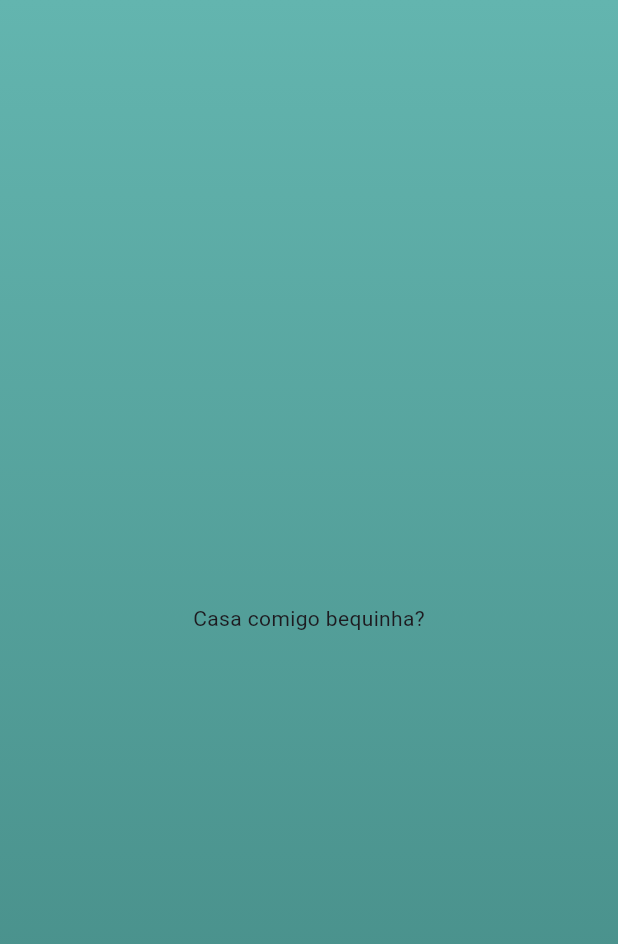
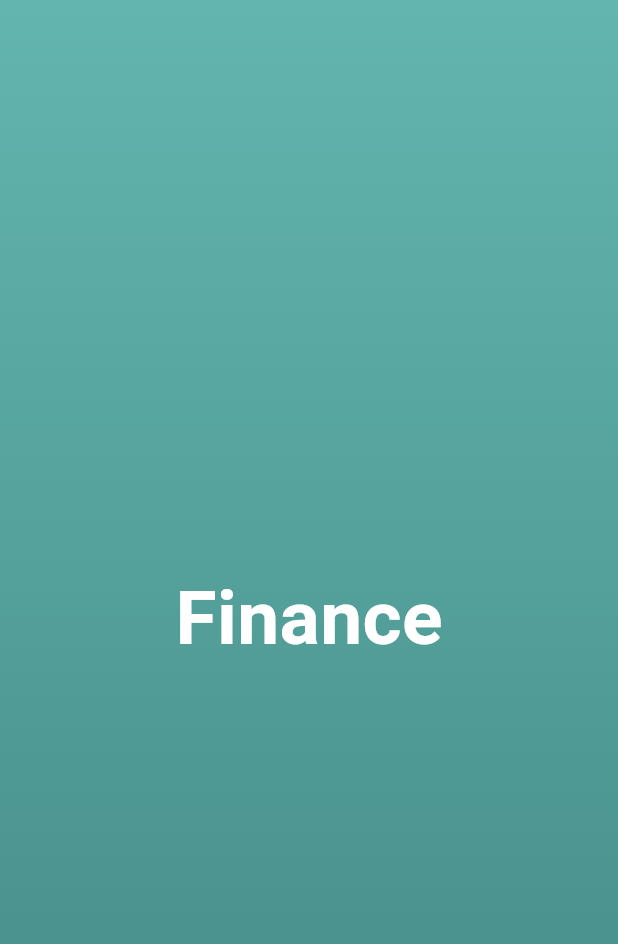
Before and after one commit to sales-gb/finance_app, a Flutter app: the screen it shows after launch, on a phone screen of 412 x 824 dp. Shown: the top 944 px of the screen. Run offline on Flutter 3.47's test engine with Material 3 defaults, Android fonts, the phone set to English and light mode, and no system bars.

Commit message:
finalizando splash page

```diff
--- a/lib/features/splash/splash_page.dart
+++ b/lib/features/splash/splash_page.dart
@@ -1,4 +1,5 @@
 import 'package:flutter/material.dart';
+import 'package:flutter/widgets.dart';
 
 class SplashPage extends StatelessWidget {
   const SplashPage({super.key});
@@ -17,7 +18,14 @@ class SplashPage extends StatelessWidget {
                 Color(0XFF438883),
               ]),
         ),
-        child: const Text('Casa comigo bequinha?'),
+        child: const Text(
+          'Finance',
+          style: TextStyle(
+            fontSize: 50.0,
+            fontWeight: FontWeight.w700,
+            color: Color(0xFFFFFFFF),
+          ),
+        ),
       ),
     );
   }
```
